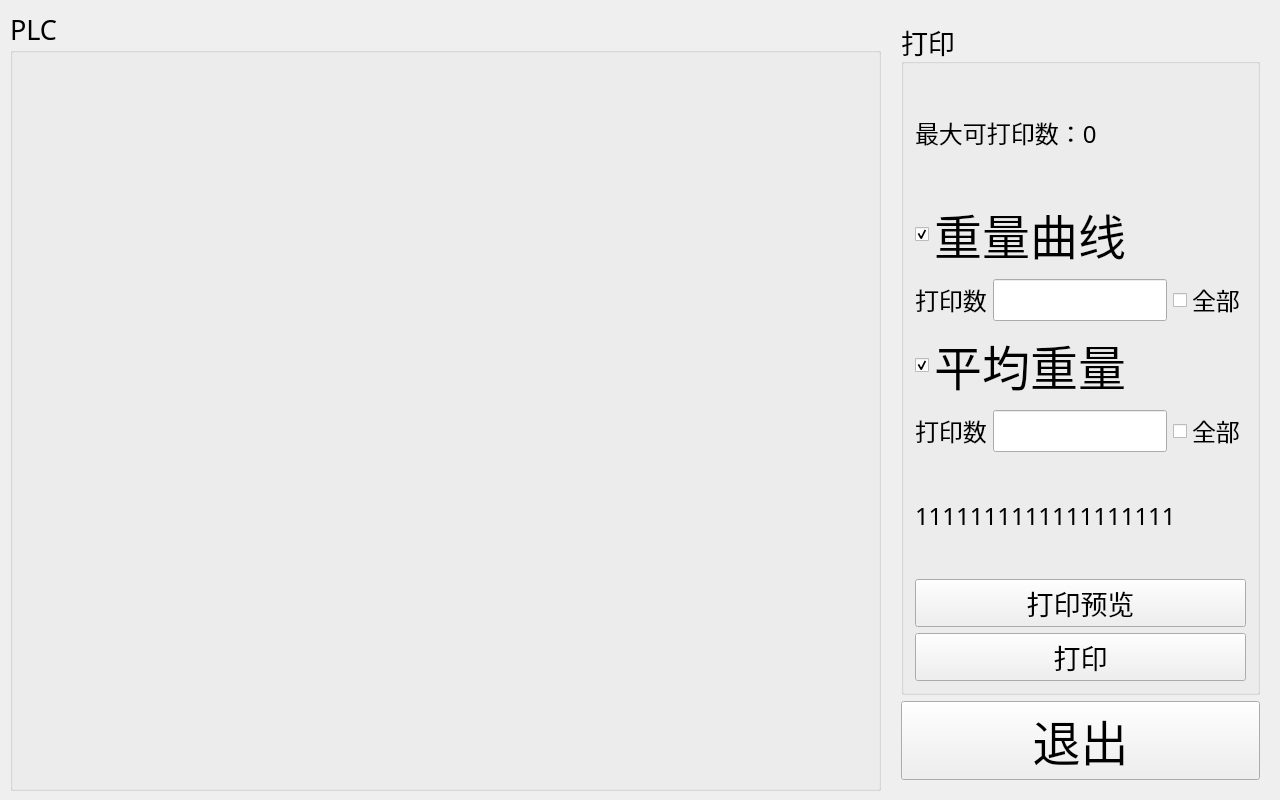
The window that PRT/PRT.ui (DR-Pharm/QPrinter) describes before a commit, drawn with Qt 5.
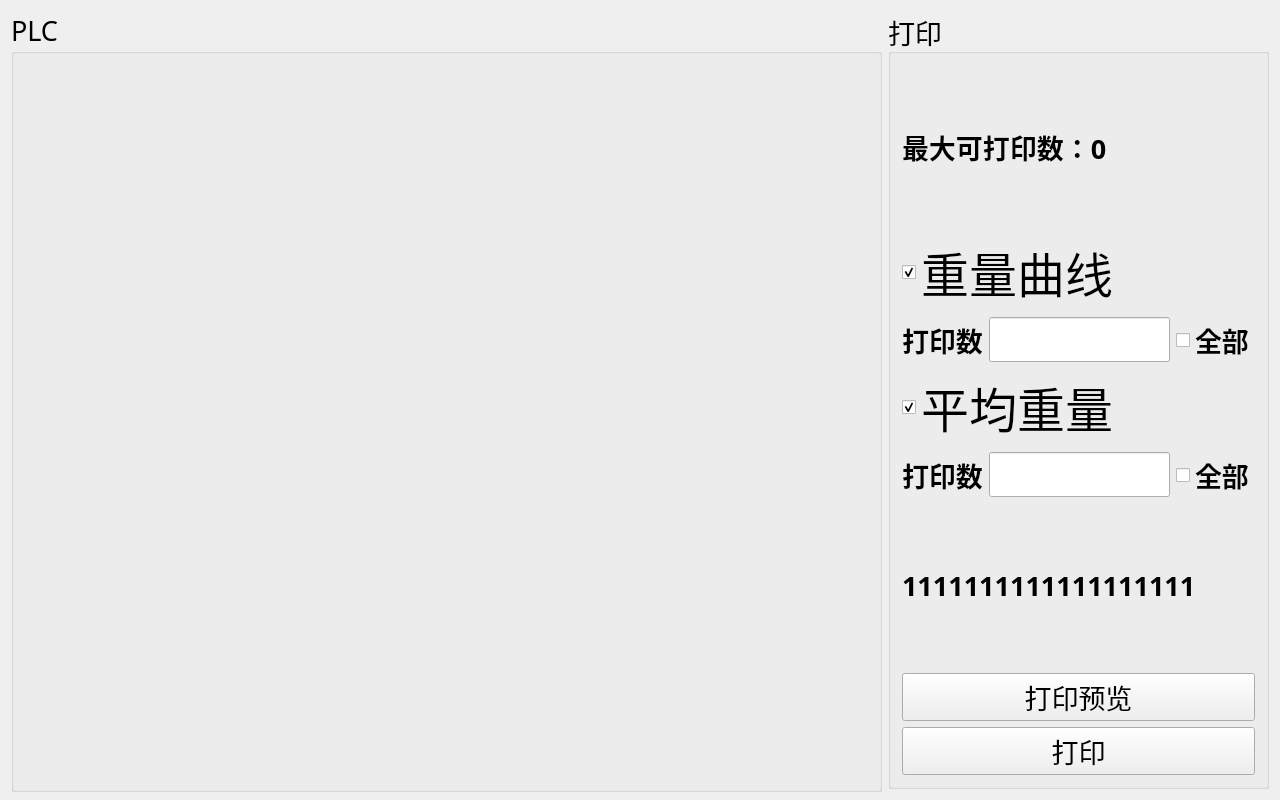
The same window after the commit.

```diff
--- a/PRT/PRT.ui
+++ b/PRT/PRT.ui
@@ -29,14 +29,20 @@
    <string>PRT</string>
   </property>
   <widget class="QWidget" name="centralWidget">
+   <layout class="QHBoxLayout" name="horizontalLayout_3">
+    <item>
    <widget class="QGroupBox" name="groupBox_2">
-    <property name="geometry">
-     <rect>
-      <x>10</x>
-      <y>10</y>
+      <property name="minimumSize">
+       <size>
       <width>871</width>
       <height>781</height>
-     </rect>
+       </size>
+      </property>
+      <property name="maximumSize">
+       <size>
+        <width>871</width>
+        <height>781</height>
+       </size>
     </property>
     <property name="font">
      <font>
@@ -50,22 +56,26 @@
     <property name="flat">
      <bool>false</bool>
     </property>
-    <layout class="QHBoxLayout" name="horizontalLayout_3">
+      <layout class="QVBoxLayout" name="verticalLayout_3">
      <item>
-      <widget class="QWidget" name="widget" native="true"/>
+        <widget class="QWidget" name="widget" native="true">
+         <property name="minimumSize">
+          <size>
+           <width>851</width>
+           <height>734</height>
+          </size>
+         </property>
+         <property name="maximumSize">
+          <size>
+           <width>851</width>
+           <height>734</height>
+          </size>
+         </property>
+        </widget>
      </item>
     </layout>
    </widget>
-   <widget class="QWidget" name="layoutWidget">
-    <property name="geometry">
-     <rect>
-      <x>890</x>
-      <y>10</y>
-      <width>381</width>
-      <height>781</height>
-     </rect>
-    </property>
-    <layout class="QVBoxLayout" name="verticalLayout_2">
+    </item>
      <item>
       <widget class="QGroupBox" name="groupBox">
        <property name="font">
@@ -85,8 +95,10 @@
          <widget class="QLabel" name="label">
           <property name="font">
            <font>
-            <family>幼圆</family>
-            <pointsize>18</pointsize>
+           <family>宋体</family>
+           <pointsize>20</pointsize>
+           <weight>75</weight>
+           <bold>true</bold>
            </font>
           </property>
           <property name="text">
@@ -116,8 +128,10 @@
            <widget class="QLabel" name="label_2">
             <property name="font">
              <font>
-              <family>幼圆</family>
-              <pointsize>18</pointsize>
+             <family>宋体</family>
+             <pointsize>20</pointsize>
+             <weight>75</weight>
+             <bold>true</bold>
              </font>
             </property>
             <property name="text">
@@ -129,8 +143,10 @@
            <widget class="QLineEdit" name="lineEdit">
             <property name="font">
              <font>
-              <family>幼圆</family>
-              <pointsize>18</pointsize>
+             <family>宋体</family>
+             <pointsize>20</pointsize>
+             <weight>75</weight>
+             <bold>true</bold>
              </font>
             </property>
            </widget>
@@ -139,8 +155,10 @@
            <widget class="QCheckBox" name="checkBox">
             <property name="font">
              <font>
-              <family>幼圆</family>
-              <pointsize>18</pointsize>
+             <family>宋体</family>
+             <pointsize>20</pointsize>
+             <weight>75</weight>
+             <bold>true</bold>
              </font>
             </property>
             <property name="text">
@@ -172,8 +190,10 @@
            <widget class="QLabel" name="label_3">
             <property name="font">
              <font>
-              <family>幼圆</family>
-              <pointsize>18</pointsize>
+             <family>宋体</family>
+             <pointsize>20</pointsize>
+             <weight>75</weight>
+             <bold>true</bold>
              </font>
             </property>
             <property name="text">
@@ -185,8 +205,10 @@
            <widget class="QLineEdit" name="lineEdit_2">
             <property name="font">
              <font>
-              <family>幼圆</family>
-              <pointsize>18</pointsize>
+             <family>宋体</family>
+             <pointsize>20</pointsize>
+             <weight>75</weight>
+             <bold>true</bold>
              </font>
             </property>
            </widget>
@@ -195,8 +217,10 @@
            <widget class="QCheckBox" name="checkBox_2">
             <property name="font">
              <font>
-              <family>幼圆</family>
-              <pointsize>18</pointsize>
+             <family>宋体</family>
+             <pointsize>20</pointsize>
+             <weight>75</weight>
+             <bold>true</bold>
              </font>
             </property>
             <property name="text">
@@ -210,8 +234,10 @@
          <widget class="QLabel" name="lb_PrinterName">
           <property name="font">
            <font>
-            <family>幼圆</family>
-            <pointsize>18</pointsize>
+           <family>宋体</family>
+           <pointsize>20</pointsize>
+           <weight>75</weight>
+           <bold>true</bold>
            </font>
           </property>
           <property name="text">
@@ -245,21 +271,7 @@
        </layout>
       </widget>
      </item>
-     <item>
-      <widget class="QPushButton" name="pB_Exit">
-       <property name="font">
-        <font>
-         <family>迷你简菱心</family>
-         <pointsize>36</pointsize>
-        </font>
-       </property>
-       <property name="text">
-        <string>退出</string>
-       </property>
-      </widget>
-     </item>
-    </layout>
-   </widget>
+   </layout>
   </widget>
  </widget>
  <layoutdefault spacing="6" margin="11"/>
```
Lines whose indentation alone changed are shown as unchanged.
